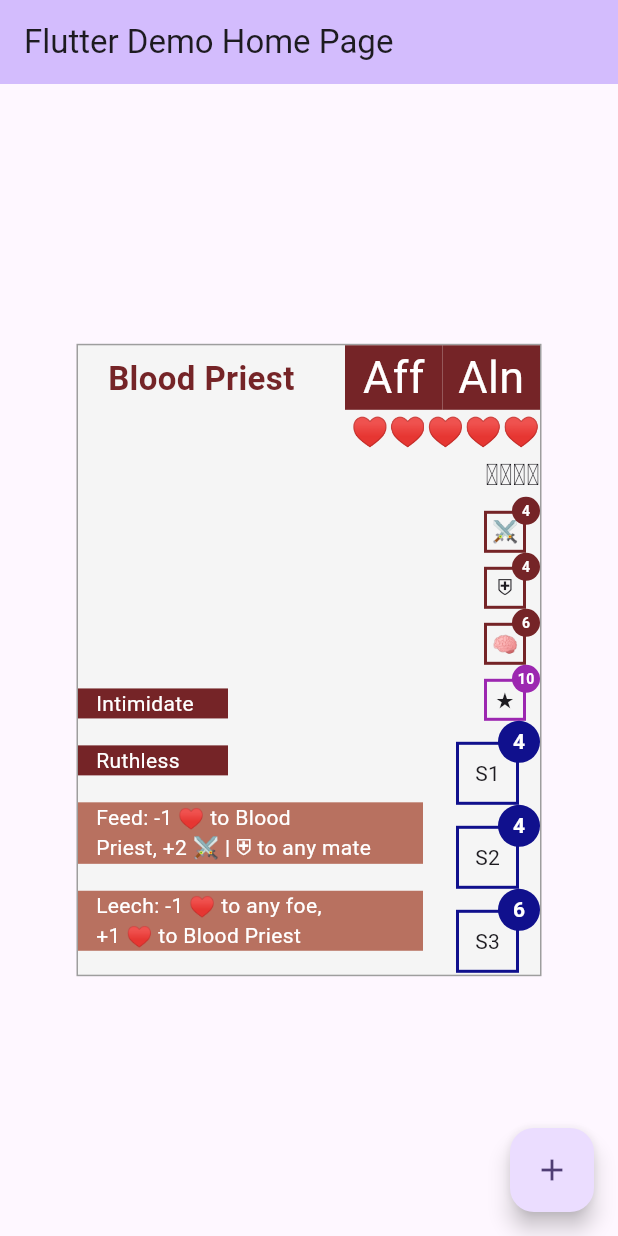
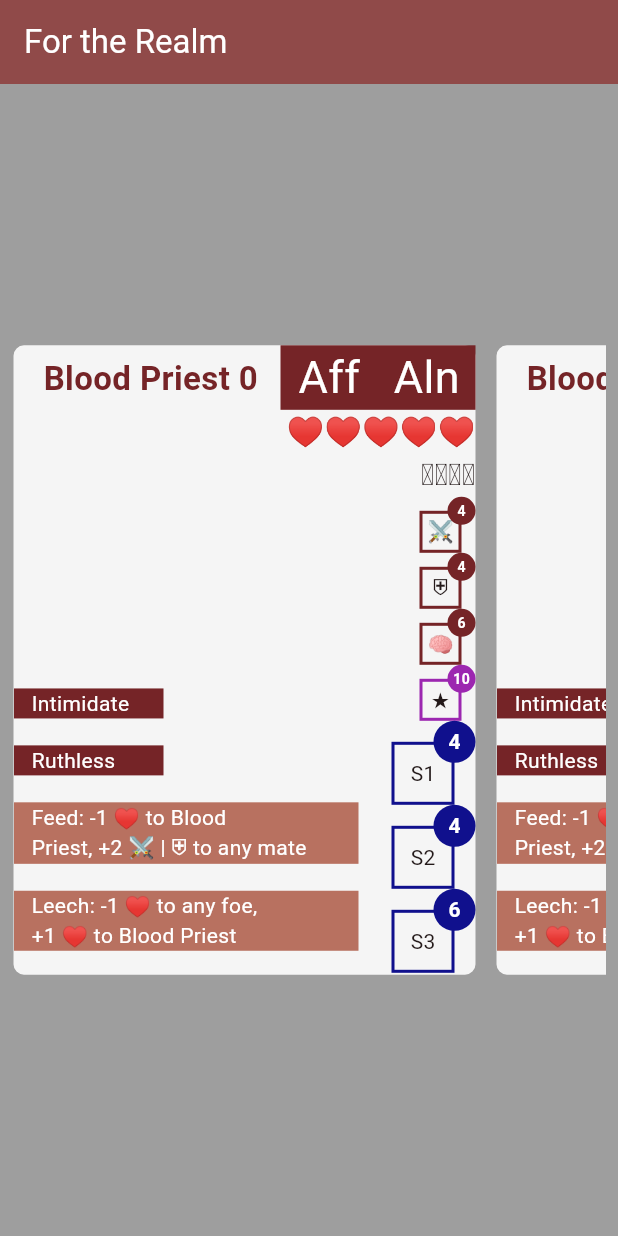
Before and after one commit to msanchez-ayala/for_the_realm, a Flutter app: the screen it shows after launch, on a phone screen of 412 x 824 dp. Run offline on Flutter 3.47's test engine with Material 2 defaults, Android fonts, the phone set to English and light mode, and no system bars; missing offline and left inert: dart:ffi.

Commit message:
Make a horiz list view and number each card for now

```diff
--- a/lib/main.dart
+++ b/lib/main.dart
@@ -1,4 +1,5 @@
 import 'package:flutter/material.dart';
+import 'package:flutter/rendering.dart';
 import 'playing_card.dart';
 
 void main() {
@@ -29,10 +30,10 @@ class MyApp extends StatelessWidget {
         //
         // This works for code too, not just values: Most code changes can be
         // tested with just a hot reload.
-        colorScheme: ColorScheme.fromSeed(seedColor: Colors.deepPurple),
+        colorScheme: ColorScheme.fromSeed(seedColor: primaryRed),
         useMaterial3: true,
       ),
-      home: const MyHomePage(title: 'Flutter Demo Home Page'),
+      home: const MyHomePage(title: 'For the Realm'),
     );
   }
 }
@@ -56,22 +57,9 @@ class MyHomePage extends StatefulWidget {
 }
 
 class _MyHomePageState extends State<MyHomePage> {
-  int _counter = 0;
-
-  void _incrementCounter() {
-    setState(() {
-      // This call to setState tells the Flutter framework that something has
-      // changed in this State, which causes it to rerun the build method below
-      // so that the display can reflect the updated values. If we changed
-      // _counter without calling setState(), then the build method would not be
-      // called again, and so nothing would appear to happen.
-      _counter++;
-    });
-  }
-
-  static PlayingCard buildPlayingCard() {
+  static PlayingCard buildPlayingCard(int index) {
     return PlayingCard(
-        heroName: 'Blood Priest',
+        heroName: 'Blood Priest $index',
         attributes: const ['Intimidate', 'Ruthless'],
         abilities: const [
           'Feed: -1 ♥ to Blood\nPriest, +2 ⚔ | ⛨ to any mate',
@@ -90,33 +78,40 @@ class _MyHomePageState extends State<MyHomePage> {
 
   @override
   Widget build(BuildContext context) {
-    // This method is rerun every time setState is called, for instance as done
-    // by the _incrementCounter method above.
-    //
-    // The Flutter framework has been optimized to make rerunning build methods
-    // fast, so that you can just rebuild anything that needs updating rather
-    // than having to individually change instances of widgets.
+    List<PlayingCard> cards =
+        List.generate(10, (index) => buildPlayingCard(index));
     return Scaffold(
       appBar: AppBar(
         // TRY THIS: Try changing the color here to a specific color (to
         // Colors.amber, perhaps?) and trigger a hot reload to see the AppBar
         // change color while the other colors stay the same.
-        backgroundColor: Theme.of(context).colorScheme.inversePrimary,
+        backgroundColor: Theme.of(context).colorScheme.primary,
         // Here we take the value from the MyHomePage object that was created by
         // the App.build method, and use it to set our appbar title.
-        title: Text(widget.title),
+        title: Text(widget.title, style: const TextStyle(color: Colors.white)),
       ),
-      body: Center(
-        child: Column(
-          mainAxisAlignment: MainAxisAlignment.center,
-          children: [buildPlayingCard()],
+      body: Container(
+        color: Colors.grey,
+        child: Center(
+          child: Padding(
+            padding: const EdgeInsets.all(8.0),
+            child: Container(
+              height: cardHeight,
+              child: ListView.separated(
+                scrollDirection: Axis.horizontal,
+                itemCount: cards.length,
+                itemBuilder: (context, index) {
+                  return cards[index];
+                },
+                separatorBuilder: (context, index) {
+                  return Container(width: 12.0, color: Colors.grey);
+                },
+                physics: const ScrollPhysics(),
+              ),
+            ),
+          ),
         ),
       ),
-      floatingActionButton: FloatingActionButton(
-        onPressed: _incrementCounter,
-        tooltip: 'Increment',
-        child: const Icon(Icons.add),
-      ), // This trailing comma makes auto-formatting nicer for build methods.
     );
   }
 }
--- a/lib/playing_card.dart
+++ b/lib/playing_card.dart
@@ -7,6 +7,8 @@ import 'text_with_background.dart';
 const double cardWidth = 310;
 const double heightWidthRatio = 1.36;
 const double cardHeight = cardWidth * heightWidthRatio;
+const Color primaryRed = Color.fromARGB(255, 117, 36, 39);
+const Color primaryBlue = Color.fromARGB(255, 16, 16, 141);
 
 class IconWithData {
   final String text;
@@ -48,8 +50,6 @@ class PlayingCard extends StatelessWidget {
 
   @override
   Widget build(BuildContext context) {
-    const Color primaryRed = Color.fromARGB(255, 117, 36, 39);
-    const Color primaryBlue = Color.fromARGB(255, 16, 16, 141);
     List<String> topRightTexts = ['Aff', 'Aln'];
     List<IconWithData> stats = [
       IconWithData(text: '⚔', value: attack),
@@ -65,10 +65,10 @@ class PlayingCard extends StatelessWidget {
       width: cardWidth,
       height: cardHeight,
       decoration: BoxDecoration(
-        color: const Color.fromARGB(255, 245, 245, 245),
-        // borderRadius: BorderRadius.circular(12.0),
-        border: Border.all(color: Colors.grey, width: 1.0),
-      ),
+          color: const Color.fromARGB(255, 245, 245, 245),
+          // borderRadius: BorderRadius.circular(12.0),
+          border: Border.all(color: Colors.grey, width: 1.0),
+          borderRadius: const BorderRadius.all(Radius.circular(8.0))),
       child: Stack(
         children: [
           Positioned(
```
